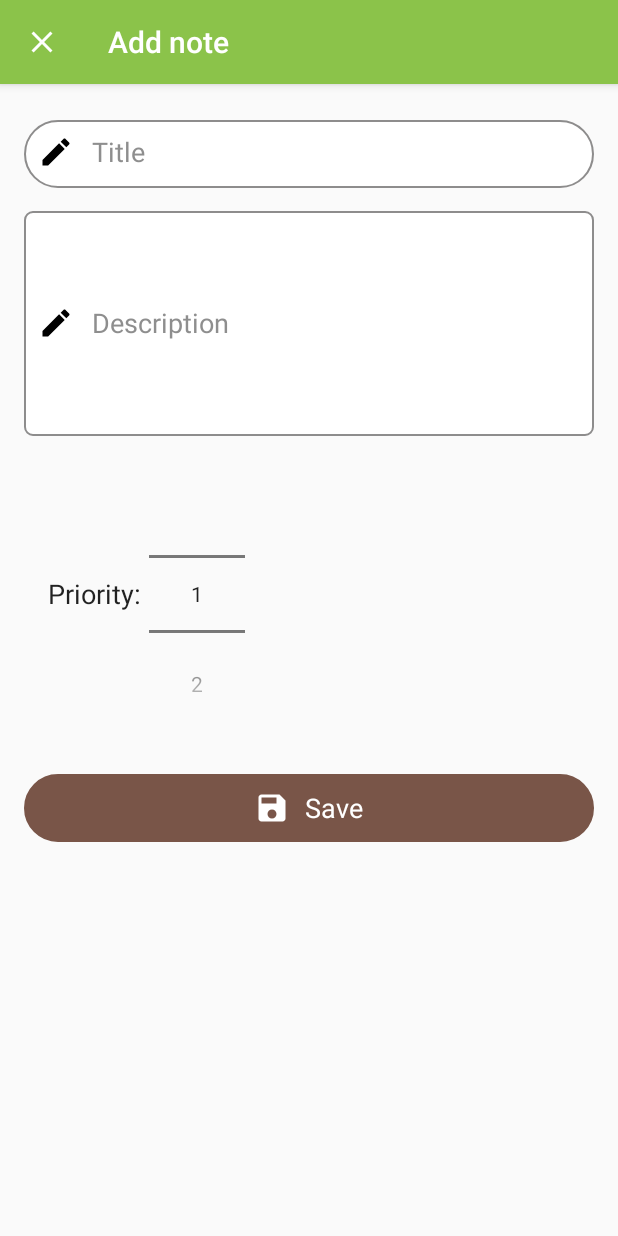
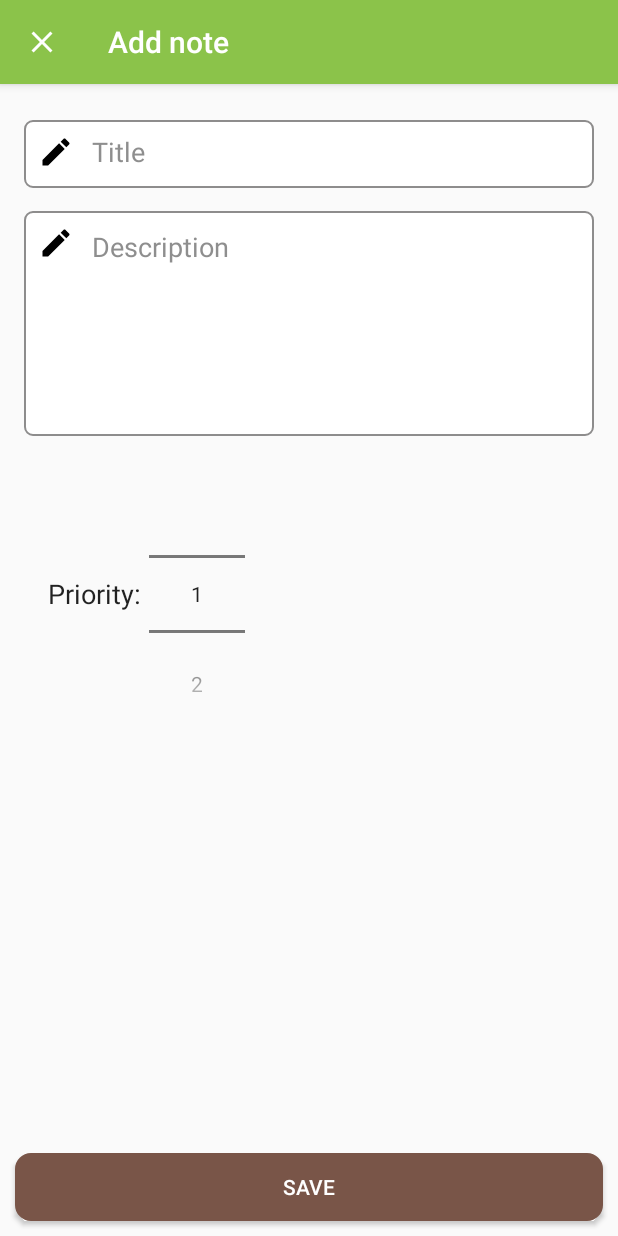
Before and after one commit to yumtaufikhidayat/notes, an Android app: the AddEditNoteActivity screen opened directly, with no data from a screen before it, on a phone screen of 412 x 824 dp. Run offline under Robolectric (Android 15) with nearby library versions, the phone set to English and light mode, and no system bars.

Commit message:
Updating gradle dependencies, add edit note layout, and main activity layout.

```diff
--- a/app/src/main/java/com/taufik/notes/activity/AddEditNoteActivity.java
+++ b/app/src/main/java/com/taufik/notes/activity/AddEditNoteActivity.java
@@ -3,8 +3,8 @@ package com.taufik.notes.activity;
 import android.content.Intent;
 import android.os.Bundle;
 import android.view.View;
+import android.widget.Button;
 import android.widget.EditText;
-import android.widget.LinearLayout;
 import android.widget.NumberPicker;
 import android.widget.Toast;
 
@@ -27,7 +27,7 @@ public class AddEditNoteActivity extends AppCompatActivity {
 
     EditText etTitle, etDescription;
     NumberPicker nbPriority;
-    LinearLayout llSave;
+    Button btnSave;
 
     @Override
     protected void onCreate(Bundle savedInstanceState) {
@@ -40,7 +40,7 @@ public class AddEditNoteActivity extends AppCompatActivity {
 
         setGetSupportActionBar();
 
-        setLlSaveOnClickListener();
+        setbtnSaveOnClickListener();
     }
 
     private void setNumberPickerPriority() {
@@ -48,8 +48,8 @@ public class AddEditNoteActivity extends AppCompatActivity {
         nbPriority.setMaxValue(3);
     }
 
-    private void setLlSaveOnClickListener() {
-        llSave.setOnClickListener(new View.OnClickListener() {
+    private void setbtnSaveOnClickListener() {
+        btnSave.setOnClickListener(new View.OnClickListener() {
             @Override
             public void onClick(View view) {
                 saveNote();
@@ -107,6 +107,6 @@ public class AddEditNoteActivity extends AppCompatActivity {
         etTitle = findViewById(R.id.etTitle);
         etDescription = findViewById(R.id.etDescription);
         nbPriority = findViewById(R.id.nbPriority);
-        llSave = findViewById(R.id.llSave);
+        btnSave = findViewById(R.id.btnSave);
     }
 }
--- a/app/src/main/res/drawable/button_background.xml
+++ b/app/src/main/res/drawable/button_background.xml
@@ -4,7 +4,7 @@
     android:shape="rectangle">
 
     <corners
-        android:radius="100dp"/>
+        android:radius="10dp"/>
     <solid
         android:color="@color/colorAccent"/>
     <stroke
--- a/app/src/main/res/drawable/edit_text_title.xml
+++ /dev/null
@@ -1,14 +0,0 @@
-<?xml version="1.0" encoding="utf-8"?>
-<shape
-    xmlns:android="http://schemas.android.com/apk/res/android"
-    android:shape="rectangle">
-
-    <corners
-        android:radius="100dp"/>
-    <solid
-        android:color="@color/colorWhite"/>
-    <stroke
-        android:width="1dp"
-        android:color="@color/colorSemiBlack"/>
-
-</shape>
--- a/app/src/main/res/layout/activity_add_note.xml
+++ b/app/src/main/res/layout/activity_add_note.xml
@@ -1,11 +1,19 @@
 <?xml version="1.0" encoding="utf-8"?>
-<LinearLayout
-    xmlns:android="http://schemas.android.com/apk/res/android"
+
+<androidx.constraintlayout.widget.ConstraintLayout xmlns:android="http://schemas.android.com/apk/res/android"
     xmlns:tools="http://schemas.android.com/tools"
     android:layout_width="match_parent"
     android:layout_height="match_parent"
+    xmlns:app="http://schemas.android.com/apk/res-auto"
     android:orientation="vertical"
     tools:context=".activity.AddEditNoteActivity">
+
+    <LinearLayout
+        android:id="@+id/llContainer"
+        android:layout_width="match_parent"
+        android:layout_height="wrap_content"
+        android:orientation="vertical"
+        app:layout_constraintTop_toTopOf="parent">
 
         <LinearLayout
             android:id="@+id/llTitle"
@@ -15,7 +23,7 @@
             android:layout_marginEnd="16dp"
             android:layout_marginTop="24dp"
             android:layout_marginBottom="15dp"
-        android:background="@drawable/edit_text_title"
+            android:background="@drawable/background_edittext"
             android:gravity="start"
             android:orientation="horizontal"
             android:padding="1dp">
@@ -52,7 +60,7 @@
             android:layout_marginStart="16dp"
             android:layout_marginEnd="16dp"
             android:layout_marginBottom="15dp"
-        android:background="@drawable/edit_text_description"
+            android:background="@drawable/background_edittext"
             android:gravity="start"
             android:orientation="horizontal"
             android:padding="1dp">
@@ -62,7 +70,6 @@
                 android:layout_height="wrap_content"
                 android:layout_margin="8dp"
                 android:layout_marginEnd="10dp"
-            android:layout_gravity="center_vertical"
                 android:background="@drawable/ic_edit"
                 android:contentDescription="@string/app_name"
                 android:textColor="@color/colorWhite" />
@@ -71,10 +78,10 @@
                 android:id="@+id/etDescription"
                 android:layout_width="match_parent"
                 android:layout_height="match_parent"
-            android:layout_gravity="center_vertical"
                 android:layout_marginEnd="10dp"
                 android:backgroundTint="@android:color/transparent"
                 android:hint="@string/tvDescription"
+                android:gravity="top|start"
                 android:importantForAutofill="no"
                 android:inputType="textMultiLine"
                 android:textColor="@color/colorBlack"
@@ -107,36 +114,23 @@
 
         </LinearLayout>
 
-    <LinearLayout
-        android:id="@+id/llSave"
+    </LinearLayout>
+
+    <Button
+        android:id="@+id/btnSave"
         android:layout_width="match_parent"
         android:layout_height="45dp"
-        android:layout_marginStart="16dp"
-        android:layout_marginTop="30dp"
-        android:layout_marginEnd="16dp"
-        android:layout_marginBottom="40dp"
+        android:layout_marginStart="10dp"
+        android:layout_marginEnd="10dp"
+        android:layout_marginBottom="10dp"
         android:background="@drawable/button_background"
         android:gravity="center"
         android:orientation="horizontal"
-        android:padding="10dp">
+        android:padding="10dp"
+        android:text="@string/btnSave"
+        android:textColor="@android:color/white"
+        app:layout_constraintBottom_toBottomOf="parent">
 
-        <ImageView
-            android:layout_width="wrap_content"
-            android:layout_height="wrap_content"
-            android:layout_marginEnd="10dp"
-            android:background="@drawable/ic_save"
-            android:contentDescription="@string/app_name"
-            android:textColor="@color/colorWhite" />
+    </Button>
 
-        <TextView
-            android:id="@+id/tvSave"
-            android:layout_width="wrap_content"
-            android:layout_height="wrap_content"
-            android:layout_gravity="center_vertical"
-            android:text="@string/btnSave"
-            android:textColor="@color/colorWhite"
-            android:textSize="18sp" />
-
-    </LinearLayout>
-
-</LinearLayout>
+</androidx.constraintlayout.widget.ConstraintLayout>
--- a/app/src/main/res/layout/activity_main.xml
+++ b/app/src/main/res/layout/activity_main.xml
@@ -17,6 +17,7 @@
         android:layout_width="wrap_content"
         android:layout_height="wrap_content"
         android:src="@drawable/ic_add"
+        android:contentDescription="@null"
         android:layout_gravity="bottom|end"
         android:layout_margin="24dp"/>
 
--- a/app/src/main/res/layout/notes_item.xml
+++ b/app/src/main/res/layout/notes_item.xml
@@ -5,7 +5,8 @@
     android:layout_height="wrap_content"
     android:layout_marginStart="8dp"
     android:layout_marginEnd="8dp"
-    android:layout_marginTop="8dp">
+    android:layout_marginTop="4dp"
+    android:layout_marginBottom="4dp">
 
     <RelativeLayout
         android:layout_width="wrap_content"
--- a/build.gradle
+++ b/build.gradle
@@ -7,7 +7,7 @@ buildscript {
 
     }
     dependencies {
-        classpath 'com.android.tools.build:gradle:3.5.0'
+        classpath 'com.android.tools.build:gradle:4.1.0'
 
         // NOTE: Do not place your application dependencies here; they belong
         // in the individual module build.gradle files
```
Also changed, not shown: app/src/main/res/drawable/background_edittext.xml (renamed from app/src/main/res/drawable/edit_text_description.xml), gradle/wrapper/gradle-wrapper.properties, 2 other files. Lines whose indentation alone changed are shown as unchanged.
